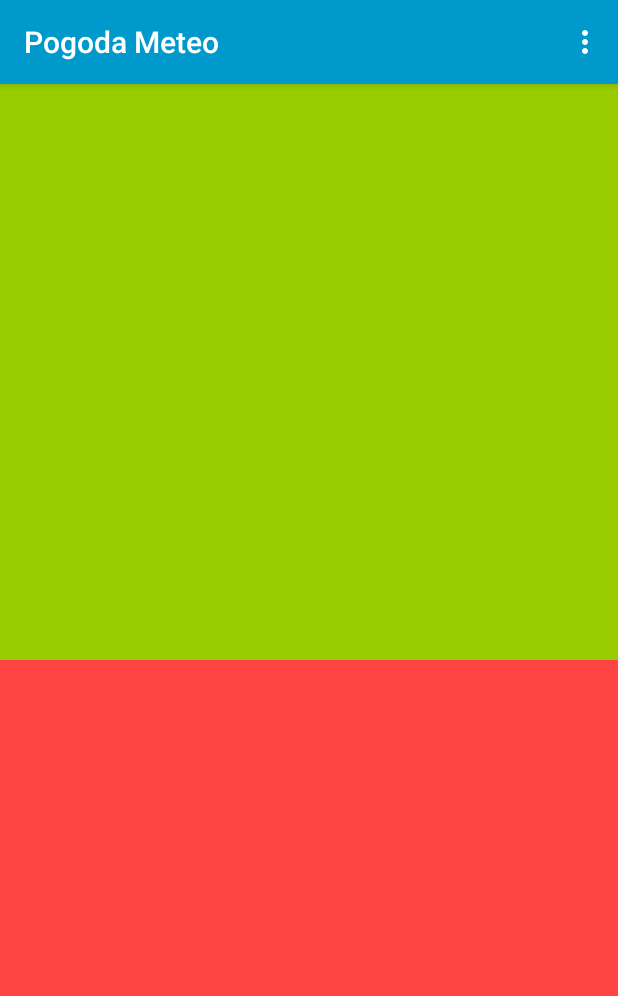
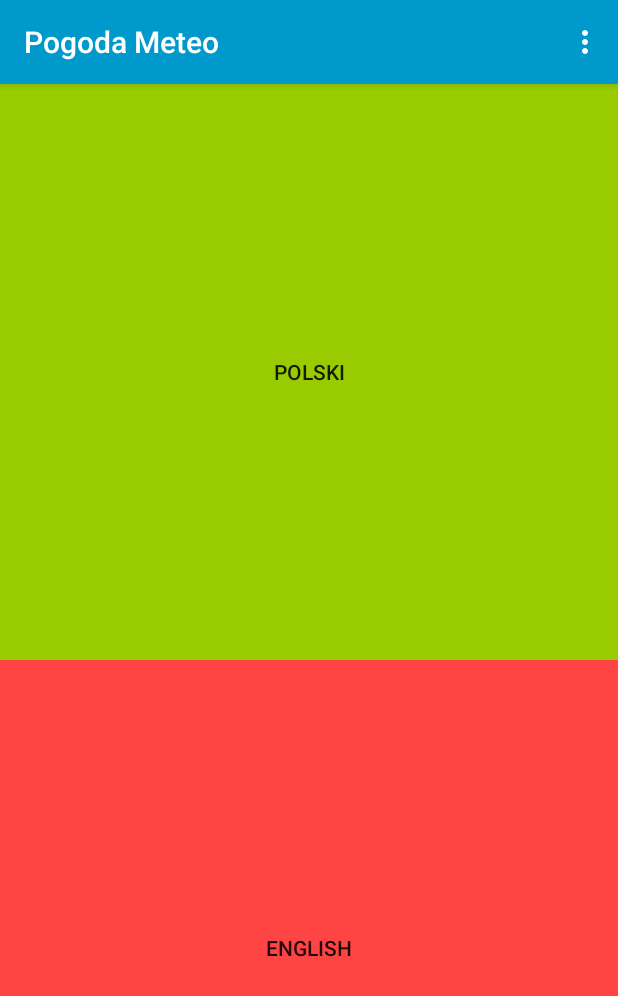
Before and after one commit to PeteTheMagician/Pogoda-Meteo, an Android app: the screen it shows after launch (MainActivity), on a phone screen of 412 x 824 dp. Shown: the top 996 px of the screen. Run offline under Robolectric (Android 15) with nearby library versions, the phone set to English and light mode, and no system bars.

Commit message:
added text on buttons

```diff
--- a/app/src/main/res/layout/fragment_language.xml
+++ b/app/src/main/res/layout/fragment_language.xml
@@ -10,13 +10,15 @@
         android:layout_width="match_parent"
         android:layout_height="0dp"
         android:layout_weight="1"
-        android:background="@color/green"/>
+        android:background="@color/green"
+        android:text="Polski"/>
 
     <Button
         android:id="@+id/button_english"
         android:layout_width="match_parent"
         android:layout_height="0dp"
         android:layout_weight="1"
-        android:background="@color/red"/>
+        android:background="@color/red"
+        android:text="English"/>
 
 </LinearLayout>
```
